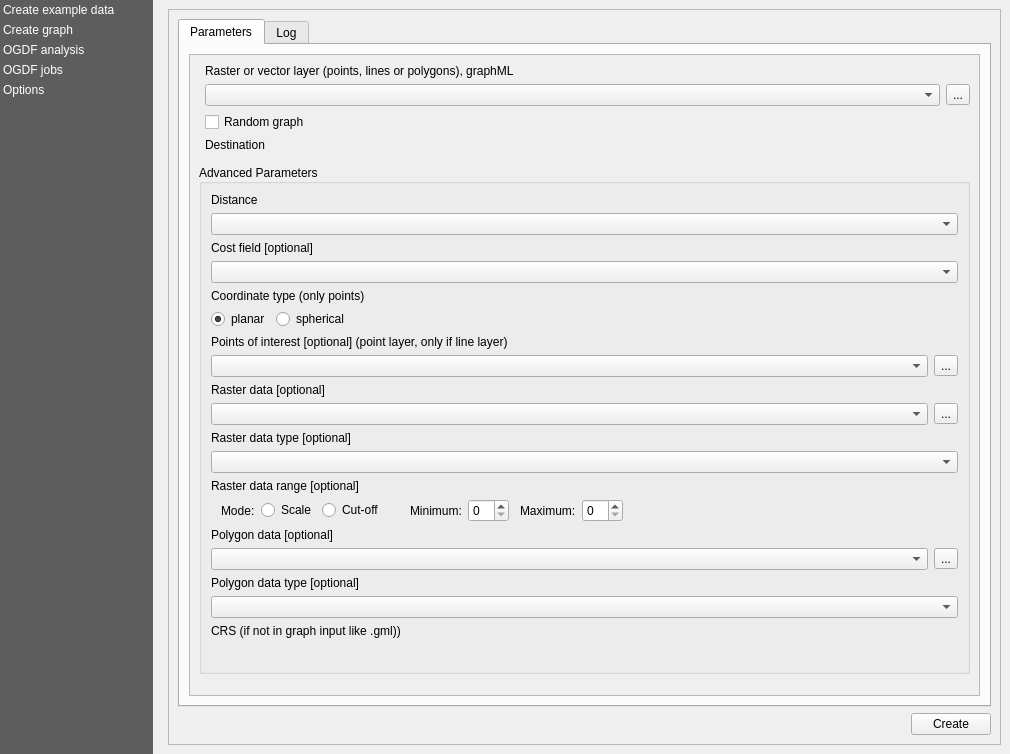
Old version of the form views/PluginDialog.ui in the repository S-P-A-N-N-E-R-S/Frontend.
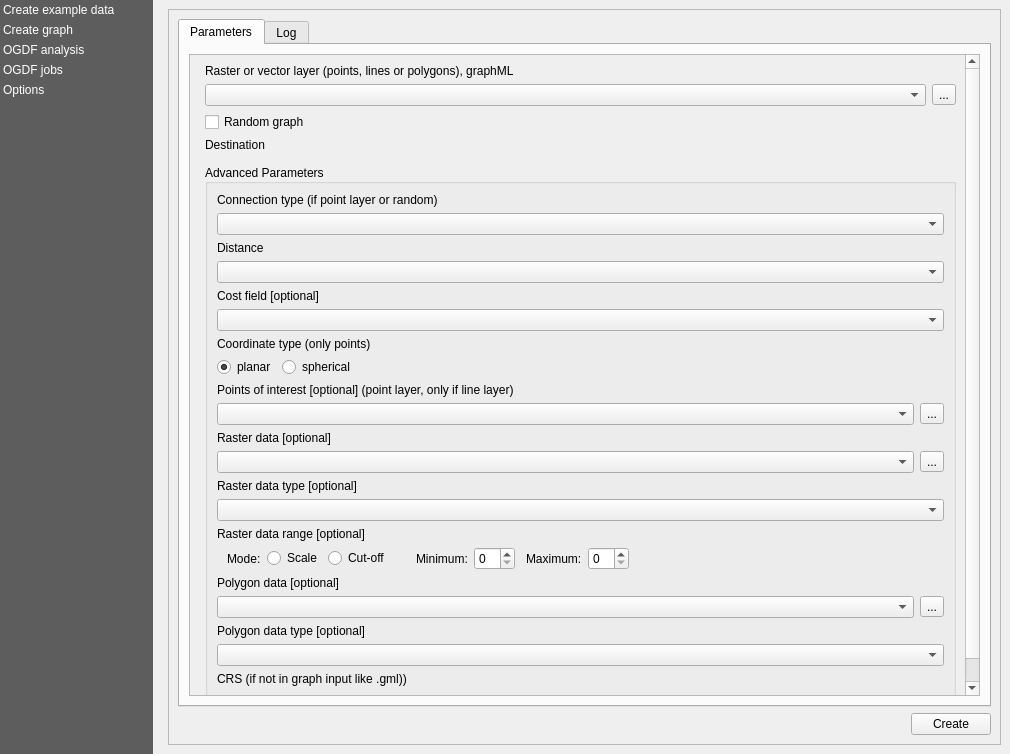
New version of the form. Custom widgets are drawn as their Qt base class.

Commit message: Connect graph builder and pggraph with the view in the graph controller, refs #16

```diff
--- a/views/PluginDialog.ui
+++ b/views/PluginDialog.ui
@@ -330,9 +330,7 @@
                             </property>
                            </widget>
                           </item>
-                         </layout>
-                        </item>
-                        <item>
+                          <item row="5" column="1">
                          <widget class="QgsCollapsibleGroupBox" name="mGroupBox">
                           <property name="title">
                            <string>Advanced Parameters</string>
@@ -367,34 +365,34 @@
                              <property name="sizeConstraint">
                               <enum>QLayout::SetDefaultConstraint</enum>
                              </property>
-                             <item row="0" column="0">
+                               <item row="2" column="0">
                               <widget class="QLabel" name="create_graph_distance_label">
                                <property name="text">
                                 <string>Distance</string>
                                </property>
                               </widget>
                              </item>
-                             <item row="1" column="0" colspan="2">
+                               <item row="3" column="0" colspan="2">
                               <widget class="QComboBox" name="create_graph_distance_input"/>
                              </item>
-                             <item row="2" column="0">
+                               <item row="4" column="0">
                               <widget class="QLabel" name="create_graph_cost_label">
                                <property name="text">
                                 <string>Cost field [optional]</string>
                                </property>
                               </widget>
                              </item>
-                             <item row="3" column="0" colspan="2">
+                               <item row="5" column="0" colspan="2">
                               <widget class="QgsFieldComboBox" name="create_graph_cost_input"/>
                              </item>
-                             <item row="4" column="0">
+                               <item row="6" column="0">
                               <widget class="QLabel" name="create_graph_coordinatetype_label">
                                <property name="text">
                                 <string>Coordinate type (only points)</string>
                                </property>
                               </widget>
                              </item>
-                             <item row="5" column="0">
+                               <item row="7" column="0">
                               <layout class="QHBoxLayout" name="horizontalLayout_12">
                                <item>
                                 <widget class="QRadioButton" name="create_graph_coordinatetype_planar">
@@ -415,14 +413,14 @@
                                </item>
                               </layout>
                              </item>
-                             <item row="6" column="0">
+                               <item row="8" column="0">
                               <widget class="QLabel" name="create_graph_poi_label">
                                <property name="text">
                                 <string>Points of interest [optional] (point layer, only if line layer)</string>
                                </property>
                               </widget>
                              </item>
-                             <item row="7" column="0" colspan="2">
+                               <item row="9" column="0" colspan="2">
                               <layout class="QHBoxLayout" name="horizontalLayout_13">
                                <item>
                                 <widget class="QgsMapLayerComboBox" name="create_graph_poi_input">
@@ -440,14 +438,14 @@
                                </item>
                               </layout>
                              </item>
-                             <item row="8" column="0">
+                               <item row="10" column="0">
                               <widget class="QLabel" name="create_graph_raster_label">
                                <property name="text">
                                 <string>Raster data [optional]</string>
                                </property>
                               </widget>
                              </item>
-                             <item row="9" column="0" colspan="2">
+                               <item row="11" column="0" colspan="2">
                               <layout class="QHBoxLayout" name="horizontalLayout_14">
                                <item>
                                 <widget class="QgsMapLayerComboBox" name="create_graph_raster_input">
@@ -465,24 +463,24 @@
                                </item>
                               </layout>
                              </item>
-                             <item row="10" column="0">
+                               <item row="12" column="0">
                               <widget class="QLabel" name="create_graph_rastertype_label">
                                <property name="text">
                                 <string>Raster data type [optional]</string>
                                </property>
                               </widget>
                              </item>
-                             <item row="11" column="0" colspan="2">
+                               <item row="13" column="0" colspan="2">
                               <widget class="QComboBox" name="create_graph_rastertype_input"/>
                              </item>
-                             <item row="12" column="0">
+                               <item row="14" column="0">
                               <widget class="QLabel" name="create_graph_rasterrange_label">
                                <property name="text">
                                 <string>Raster data range [optional]</string>
                                </property>
                               </widget>
                              </item>
-                             <item row="13" column="0" colspan="2">
+                               <item row="15" column="0" colspan="2">
                               <layout class="QHBoxLayout" name="horizontalLayout_15">
                                <item>
                                 <spacer name="horizontalSpacer_8">
@@ -598,14 +596,14 @@
                                </item>
                               </layout>
                              </item>
-                             <item row="14" column="0">
+                               <item row="16" column="0">
                               <widget class="QLabel" name="create_graph_polygon_label">
                                <property name="text">
                                 <string>Polygon data [optional]</string>
                                </property>
                               </widget>
                              </item>
-                             <item row="15" column="0" colspan="2">
+                               <item row="17" column="0" colspan="2">
                               <layout class="QHBoxLayout" name="horizontalLayout_16">
                                <item>
                                 <widget class="QgsMapLayerComboBox" name="create_graph_polygon_input">
@@ -623,27 +621,27 @@
                                </item>
                               </layout>
                              </item>
-                             <item row="16" column="0">
+                               <item row="18" column="0">
                               <widget class="QLabel" name="create_graph_polygontype_label">
                                <property name="text">
                                 <string>Polygon data type [optional]</string>
                                </property>
                               </widget>
                              </item>
-                             <item row="17" column="0" colspan="2">
+                               <item row="19" column="0" colspan="2">
                               <widget class="QComboBox" name="create_graph_polygontype_input"/>
                              </item>
-                             <item row="18" column="0">
+                               <item row="20" column="0">
                               <widget class="QLabel" name="create_graph_crs_label">
                                <property name="text">
                                 <string>CRS (if not in graph input like .gml))</string>
                                </property>
                               </widget>
                              </item>
-                             <item row="19" column="0" colspan="2">
+                               <item row="21" column="0" colspan="2">
                               <widget class="QgsProjectionSelectionWidget" name="create_graph_crs_input"/>
                              </item>
-                             <item row="20" column="0">
+                               <item row="22" column="0">
                               <spacer name="verticalSpacer_2">
                                <property name="orientation">
                                 <enum>Qt::Vertical</enum>
@@ -656,23 +654,26 @@
                                </property>
                               </spacer>
                              </item>
+                               <item row="0" column="0">
+                                <widget class="QLabel" name="create_graph_connectiontype_label">
+                                 <property name="text">
+                                  <string>Connection type (if point layer or random)</string>
+                                 </property>
+                                </widget>
+                               </item>
+                               <item row="1" column="0" colspan="2">
+                                <widget class="QComboBox" name="create_graph_connectiontype_input">
+                                 <property name="focusPolicy">
+                                  <enum>Qt::WheelFocus</enum>
+                                 </property>
+                                </widget>
+                               </item>
                             </layout>
                            </item>
                           </layout>
                          </widget>
                         </item>
-                        <item>
-                         <spacer name="verticalSpacer_3">
-                          <property name="orientation">
-                           <enum>Qt::Vertical</enum>
-                          </property>
-                          <property name="sizeHint" stdset="0">
-                           <size>
-                            <width>20</width>
-                            <height>40</height>
-                           </size>
-                          </property>
-                         </spacer>
+                         </layout>
                         </item>
                        </layout>
                       </widget>
```
Lines whose indentation alone changed are shown as unchanged. The commit also changes 2 other files.
